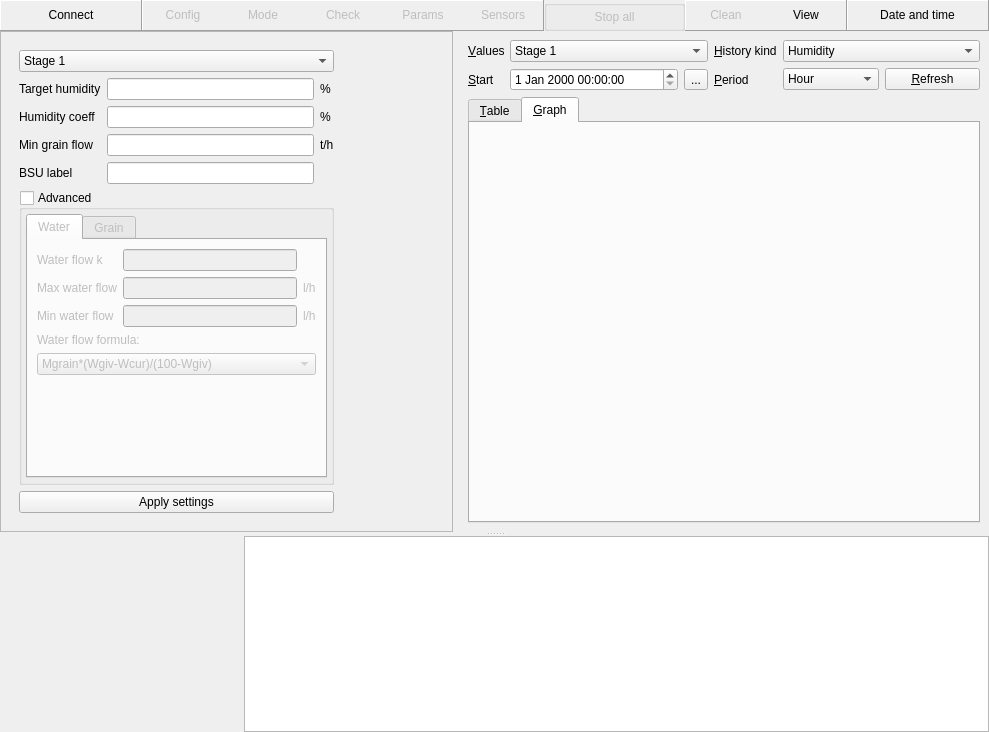
Old version of the form gui/mainwindow.ui in the repository Shmuma/grain-watering.
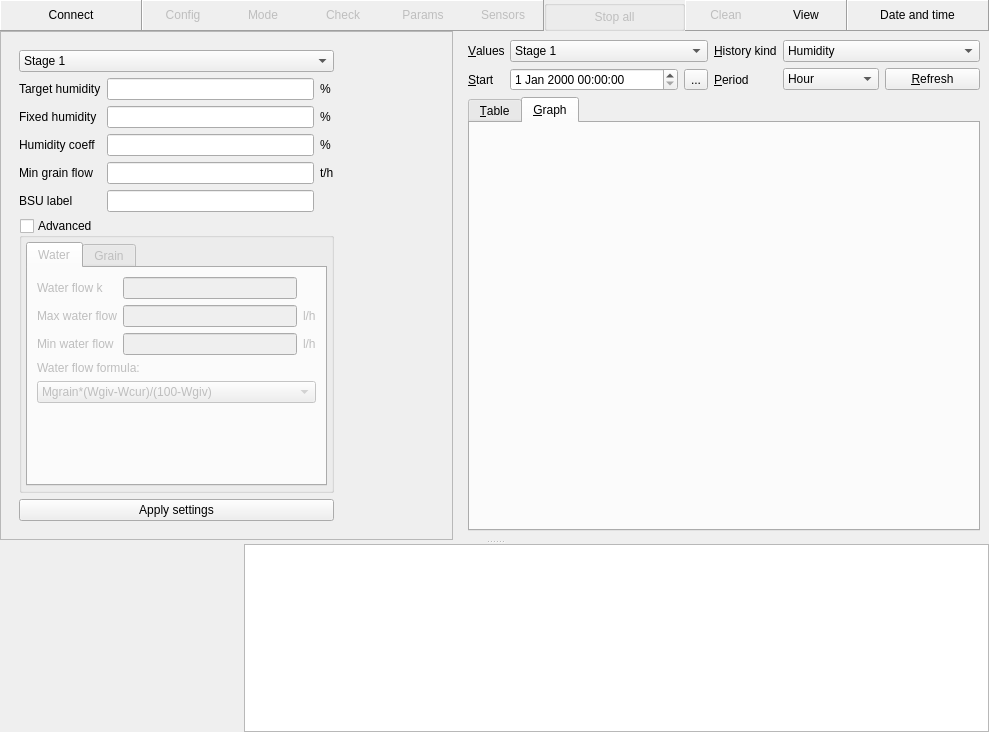
New version of the form. The open tabs and pages were chosen to show the change. Custom widgets are drawn as their Qt base class.

Commit message: New stage mode -- fixed humidity.

```diff
--- a/gui/mainwindow.ui
+++ b/gui/mainwindow.ui
@@ -771,11 +771,11 @@
               <rect>
                <x>0</x>
                <y>0</y>
-               <width>100</width>
-               <height>30</height>
+               <width>361</width>
+               <height>562</height>
               </rect>
              </property>
-             <layout class="QVBoxLayout" >
+             <layout class="QVBoxLayout" name="verticalLayout" >
               <item>
                <widget class="QComboBox" name="settingsStageComboBox" >
                 <item>
@@ -801,7 +801,7 @@
                </widget>
               </item>
               <item>
-               <layout class="QGridLayout" >
+               <layout class="QGridLayout" name="gridLayout" >
                 <item row="0" column="0" >
                  <widget class="QLabel" name="label_2" >
                   <property name="text" >
@@ -820,47 +820,64 @@
                  </widget>
                 </item>
                 <item row="1" column="0" >
+                 <widget class="QLabel" name="label_23" >
+                  <property name="text" >
+                   <string>Fixed humidity</string>
+                  </property>
+                 </widget>
+                </item>
+                <item row="1" column="1" >
+                 <widget class="QLineEdit" name="settingsFixedHumidityEdit" />
+                </item>
+                <item row="1" column="2" >
+                 <widget class="QLabel" name="label_24" >
+                  <property name="text" >
+                   <string>%</string>
+                  </property>
+                 </widget>
+                </item>
+                <item row="2" column="0" >
                  <widget class="QLabel" name="label_5" >
                   <property name="text" >
                    <string>Humidity coeff</string>
                   </property>
                  </widget>
                 </item>
-                <item row="1" column="1" >
+                <item row="2" column="1" >
                  <widget class="QLineEdit" name="settingsHumidityCoeffEdit" />
                 </item>
-                <item row="1" column="2" >
+                <item row="2" column="2" >
                  <widget class="QLabel" name="label_4" >
                   <property name="text" >
                    <string>%</string>
                   </property>
                  </widget>
                 </item>
-                <item row="2" column="0" >
+                <item row="3" column="0" >
                  <widget class="QLabel" name="label_6" >
                   <property name="text" >
                    <string>Min grain flow</string>
                   </property>
                  </widget>
                 </item>
-                <item row="2" column="1" >
+                <item row="3" column="1" >
                  <widget class="QLineEdit" name="settingsMinGrainFlowEdit" />
                 </item>
-                <item row="2" column="2" >
+                <item row="3" column="2" >
                  <widget class="QLabel" name="label_7" >
                   <property name="text" >
                    <string>t/h</string>
                   </property>
                  </widget>
                 </item>
-                <item row="3" column="0" >
+                <item row="4" column="0" >
                  <widget class="QLabel" name="label_20" >
                   <property name="text" >
                    <string>BSU label</string>
                   </property>
                  </widget>
                 </item>
-                <item row="3" column="1" >
+                <item row="4" column="1" >
                  <widget class="QLineEdit" name="bsuLabelEdit" />
                 </item>
                </layout>
@@ -890,8 +907,8 @@
                      <rect>
                       <x>0</x>
                       <y>0</y>
-                      <width>640</width>
-                      <height>409</height>
+                      <width>327</width>
+                      <height>225</height>
                      </rect>
                     </property>
                     <attribute name="title" >
@@ -1526,7 +1543,7 @@
             <x>0</x>
             <y>0</y>
             <width>546</width>
-            <height>549</height>
+            <height>584</height>
            </rect>
           </property>
           <layout class="QVBoxLayout" >
@@ -1773,7 +1790,7 @@
                 <x>0</x>
                 <y>0</y>
                 <width>524</width>
-                <height>419</height>
+                <height>454</height>
                </rect>
               </property>
               <attribute name="title" >
```
Left out of the diff: 40 changed lines with no effect on the pictures. The commit also changes 10 other files.
